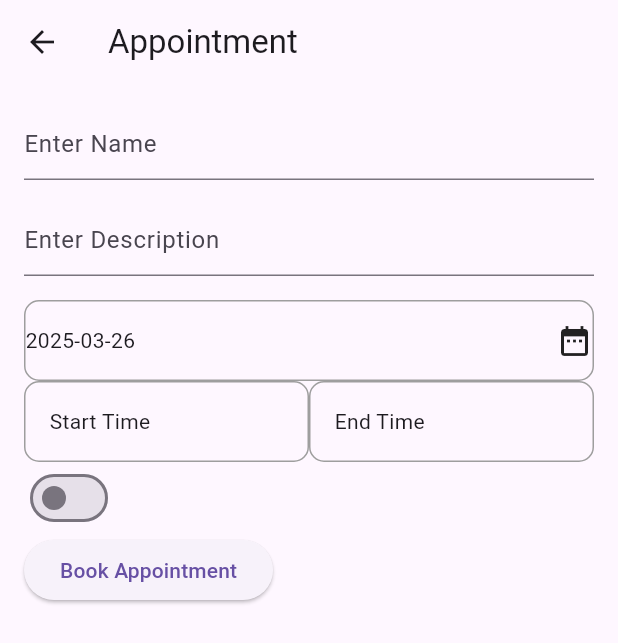
After one commit to SauravPatel31/firebaseTickets_note, a Flutter app: the AppointmentScreen screen opened directly, after a tap on "Book Appointment", on a phone screen of 412 x 824 dp. The commit adds this screen. Shown: the top 643 px of the screen. Run offline on Flutter 3.47's test engine with Material 3 defaults, Android fonts, the phone set to English and light mode, and no system bars; our stand-ins replace cloud_firestore, firebase_auth, firebase_core, flutter_local_notifications, get, shared_preferences and 3 more; accounts and stored records are empty.

Commit message:
new isRimind Page provider and notification_service

```diff
--- /dev/null
+++ b/lib/ap_provider.dart
@@ -0,0 +1,62 @@
+import 'package:flutter/material.dart';
+import 'package:shared_preferences/shared_preferences.dart';
+import 'notification_service.dart';
+
+class AppointmentProvider extends ChangeNotifier {
+  TimeOfDay? startTime;
+  TimeOfDay? endTime;
+  DateTime selectedDate = DateTime.now();
+  bool isReminderOn = false;
+  String? selectedCategory;
+  String? uid;
+
+  Future<void> selectTime({required BuildContext context, required bool isStartTime}) async {
+    TimeOfDay? pickedTime = await showTimePicker(
+      context: context,
+      initialTime: TimeOfDay.now(),
+    );
+
+    if (pickedTime != null) {
+      if (isStartTime) {
+        startTime = pickedTime;
+        endTime = null; // Reset end time if start time changes
+      } else {
+        if (startTime == null || !isEndTimeValid(pickedTime)) {
+          return;
+        }
+        endTime = pickedTime;
+      }
+      notifyListeners();
+    }
+  }
+
+  bool isEndTimeValid(TimeOfDay selectedEndTime) {
+    if (startTime == null) return false;
+
+    final int startMinutes = startTime!.hour * 60 + startTime!.minute;
+    final int endMinutes = selectedEndTime.hour * 60 + selectedEndTime.minute;
+
+    return endMinutes > startMinutes;
+  }
+
+  void toggleReminder(bool value) {
+    isReminderOn = value;
+    if (isReminderOn && startTime != null) {
+      NotificationService.scheduleNotification(startTime!);
+    }
+    notifyListeners();
+  }
+
+  Future<void> saveAppointment() async {
+    SharedPreferences pref = await SharedPreferences.getInstance();
+    uid = pref.getString("USER_ID_KEY"); // Replace with your actual key
+    if (uid == null || startTime == null || endTime == null || selectedCategory == null) return;
+
+    var currentTime = DateTime.now().millisecondsSinceEpoch;
+
+    // Here, you can save data to Firestore
+    // firestore.collection("Users").doc(uid).collection("Appointments").doc(currentTime.toString()).set({...});
+
+    notifyListeners();
+  }
+}
--- a/lib/appoinment.dart
+++ b/lib/appoinment.dart
@@ -1,5 +1,6 @@
 import 'package:cloud_firestore/cloud_firestore.dart';
 import 'package:firebase_note/app_const.dart';
+import 'package:firebase_note/special_in_page.dart';
 import 'package:flutter/material.dart';
 import 'package:intl/intl.dart';
 import 'package:get/get.dart';
@@ -217,6 +218,7 @@ class _AppointmentState extends State<Appointment> {
                   "reminds":isReadme,
                   "category":selectedCategory
                 }).then((value) {
+                  Navigator.push(context, MaterialPageRoute(builder: (context) => SpecialPage(),));
                  ScaffoldMessenger.of(context).showSnackBar(SnackBar(content: Text("Data is add",style: TextStyle(color: Colors.white),),backgroundColor: Colors.green,));
                 },).onError((error, stackTrace) {
                  ScaffoldMessenger.of(context).showSnackBar(SnackBar(content: Text("$error",style: TextStyle(color: Colors.white),),backgroundColor: Colors.red,));
--- /dev/null
+++ b/lib/isRimed_page.dart
@@ -0,0 +1,102 @@
+import 'package:firebase_note/ap_provider.dart';
+import 'package:flutter/material.dart';
+import 'package:provider/provider.dart';
+
+
+class AppointmentScreen extends StatelessWidget {
+  @override
+  Widget build(BuildContext context) {
+    final provider = Provider.of<AppointmentProvider>(context);
+
+    return Scaffold(
+      appBar: AppBar(title: Text("Appointment")),
+      body: Padding(
+        padding: const EdgeInsets.all(16.0),
+        child: Column(
+          crossAxisAlignment: CrossAxisAlignment.start,
+          children: [
+            TextField(
+              decoration: InputDecoration(hintText: "Enter Name"),
+            ),
+            SizedBox(height: 16),
+            TextField(
+              decoration: InputDecoration(hintText: "Enter Description"),
+            ),
+            SizedBox(height: 16),
+            InkWell(
+              onTap: () async {
+                DateTime? pickedDate = await showDatePicker(
+                  context: context,
+                  firstDate: DateTime(2022),
+                  lastDate: DateTime.now(),
+                  initialDate: provider.selectedDate,
+                );
+                if (pickedDate != null) {
+                  provider.selectedDate = pickedDate;
+                  provider.notifyListeners();
+                }
+              },
+              child: Container(
+                width: double.infinity,
+                height: 54,
+                decoration: BoxDecoration(
+                  borderRadius: BorderRadius.circular(10),
+                  border: Border.all(color: Colors.grey),
+                ),
+                child: Row(
+                  mainAxisAlignment: MainAxisAlignment.spaceBetween,
+                  children: [
+                    Text("${provider.selectedDate.toLocal()}".split(' ')[0]),
+                    Icon(Icons.date_range),
+                  ],
+                ),
+              ),
+            ),
+            Row(
+              children: [
+                Expanded(
+                  child: InkWell(
+                    onTap: () => provider.selectTime(context: context, isStartTime: true),
+                    child: Container(
+                      padding: EdgeInsets.all(16),
+                      decoration: BoxDecoration(
+                        border: Border.all(color: Colors.grey),
+                        borderRadius: BorderRadius.circular(10),
+                      ),
+                      child: Text(provider.startTime != null
+                          ? "${provider.startTime!.hour}:${provider.startTime!.minute}"
+                          : "Start Time"),
+                    ),
+                  ),
+                ),
+                Expanded(
+                  child: InkWell(
+                    onTap: () => provider.selectTime(context: context, isStartTime: false),
+                    child: Container(
+                      padding: EdgeInsets.all(16),
+                      decoration: BoxDecoration(
+                        border: Border.all(color: Colors.grey),
+                        borderRadius: BorderRadius.circular(10),
+                      ),
+                      child: Text(provider.endTime != null
+                          ? "${provider.endTime!.hour}:${provider.endTime!.minute}"
+                          : "End Time"),
+                    ),
+                  ),
+                ),
+              ],
+            ),
+            Switch(
+              value: provider.isReminderOn,
+              onChanged: provider.toggleReminder,
+            ),
+            ElevatedButton(
+              onPressed: provider.saveAppointment,
+              child: Text("Book Appointment"),
+            ),
+          ],
+        ),
+      ),
+    );
+  }
+}
--- a/lib/login_page.dart
+++ b/lib/login_page.dart
@@ -2,9 +2,12 @@ import 'package:firebase_auth/firebase_auth.dart';
 import 'package:firebase_note/app_const.dart';
 import 'package:firebase_note/appoinment.dart';
 import 'package:firebase_note/delivery_add_page.dart';
+import 'package:firebase_note/home_page.dart';
 import 'package:firebase_note/register_page.dart';
 import 'package:flutter/material.dart';
 import 'package:shared_preferences/shared_preferences.dart';
+
+import 'aa.dart';
 
 class LoginPage extends StatelessWidget {
   LoginPage({super.key});
@@ -47,7 +50,7 @@ class LoginPage extends StatelessWidget {
             userLogin.signInWithEmailAndPassword(email: emailController.text, password: passController.text).then((value) async{
               SharedPreferences pref =await SharedPreferences.getInstance();
               pref.setString(AppConst.USER_ID_KEY, userLogin.currentUser!.uid);
-              Navigator.pushReplacement(context, MaterialPageRoute(builder: (context) => DeliveryAddPage(),));
+              Navigator.pushReplacement(context, MaterialPageRoute(builder: (context) => HomesPage(),));
             },).onError((error, stackTrace) {
               ScaffoldMessenger.of(context).showSnackBar(SnackBar(content: Text(error.toString(),style: TextStyle(color: Colors.white),)));
             },);
--- a/lib/main.dart
+++ b/lib/main.dart
@@ -3,6 +3,7 @@ import 'package:firebase_note/a.dart';
 import 'package:firebase_note/auth_provider.dart';
 import 'package:firebase_note/delivery_add_page.dart';
 import 'package:firebase_note/firebase_options.dart';
+import 'package:firebase_note/home_page.dart';
 import 'package:firebase_note/login_page.dart';
 import 'package:firebase_note/notify.dart';
 import 'package:flutter/material.dart';
@@ -26,7 +27,7 @@ class MyApp extends StatelessWidget {
   Widget build(BuildContext context) {
     return MaterialApp(
 
-      home: AbcPage(),
+      home: LoginPage(),
     );
   }
 }
--- a/pubspec.yaml
+++ b/pubspec.yaml
@@ -44,6 +44,8 @@ dependencies:
   skeletonizer:
   shimmer:
   flutter_local_notifications:
+  workmanager:
+  timezone:
 
 dev_dependencies:
   flutter_test:
```
Also changed, not shown: lib/aa.dart (added, +99 -0 lines), lib/home_page.dart (+10 -7 lines), lib/notification_service.dart (added, +56 -0 lines), lib/special_in_page.dart (added, +22 -0 lines), pubspec.lock.
